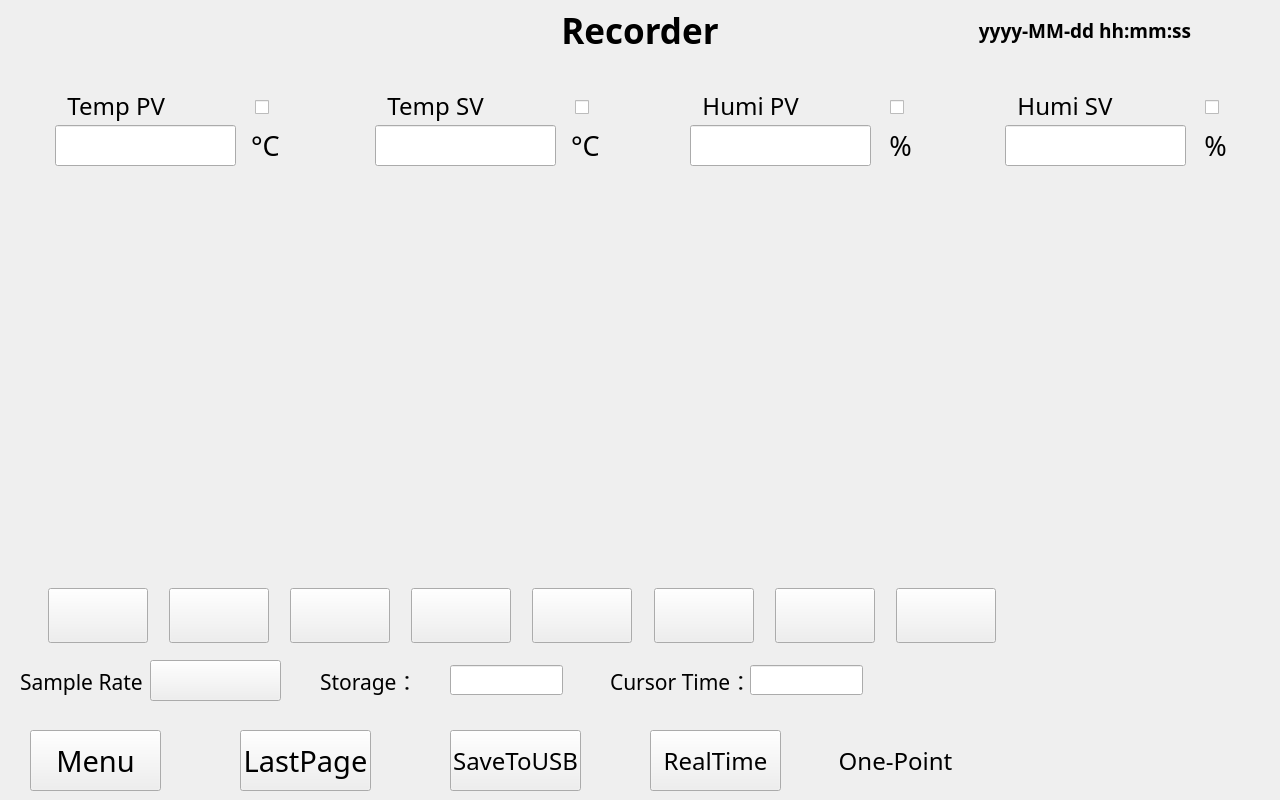
Qt form curve_monitoring.ui (qingdouke/TemakViews) before a commit.
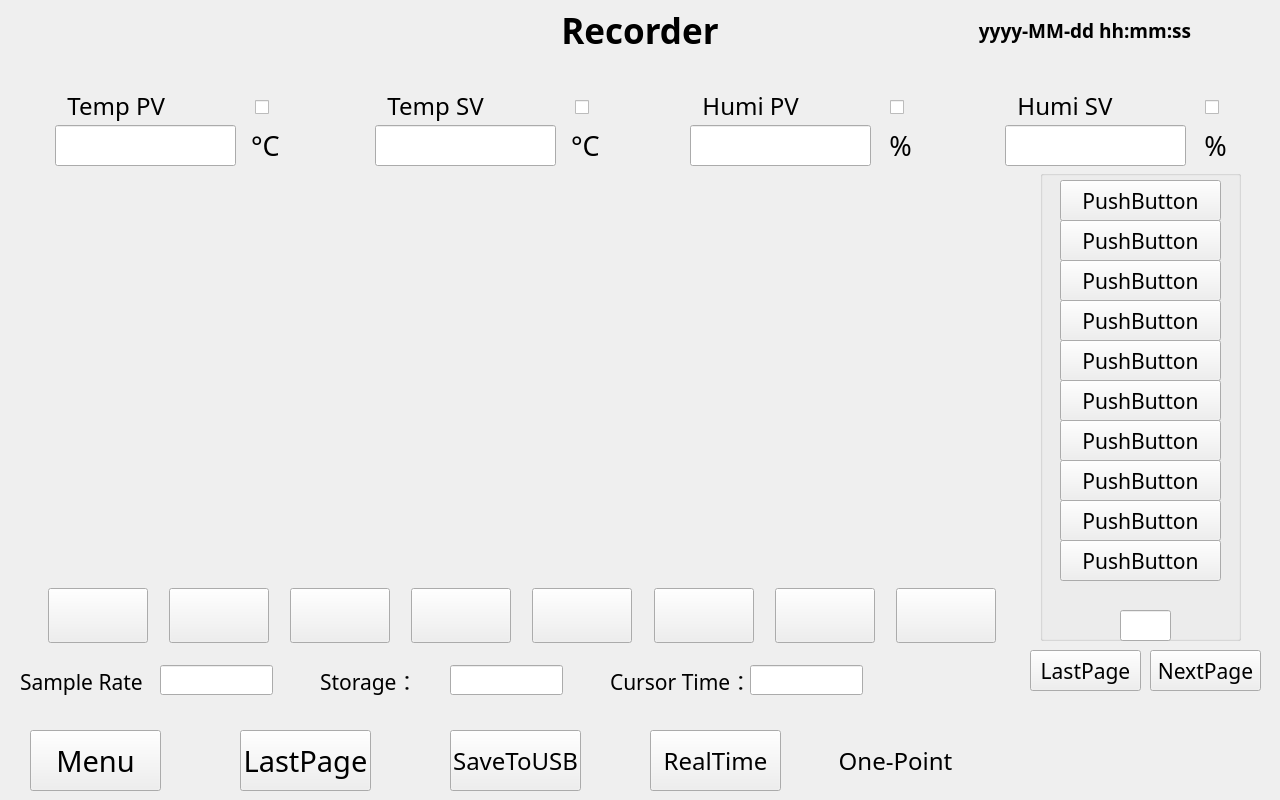
The same form after that commit. Custom widgets are drawn as their Qt base class.

Commit message: update  many page ui and widget,add many dislay and touch function for some page

Patch:
```diff
--- a/curve_monitoring.ui
+++ b/curve_monitoring.ui
@@ -605,6 +605,7 @@
     </property>
     <property name="font">
      <font>
+      <family>思源黑体</family>
       <pointsize>16</pointsize>
      </font>
     </property>
@@ -730,29 +731,273 @@
      <string/>
     </property>
    </widget>
-   <widget class="QPushButton" name="storage_frequency_pushButton">
-    <property name="geometry">
-     <rect>
-      <x>150</x>
-      <y>600</y>
-      <width>131</width>
-      <height>41</height>
-     </rect>
-    </property>
-    <property name="text">
-     <string/>
-    </property>
-   </widget>
    <widget class="QCustomPlot" name="CurveWidget" native="true">
     <property name="geometry">
      <rect>
       <x>30</x>
       <y>110</y>
-      <width>1221</width>
+      <width>981</width>
       <height>411</height>
      </rect>
     </property>
    </widget>
+   <widget class="QGroupBox" name="curve_list">
+    <property name="geometry">
+     <rect>
+      <x>1040</x>
+      <y>110</y>
+      <width>201</width>
+      <height>471</height>
+     </rect>
+    </property>
+    <property name="title">
+     <string/>
+    </property>
+    <widget class="QPushButton" name="curve_pbtn_1">
+     <property name="geometry">
+      <rect>
+       <x>20</x>
+       <y>10</y>
+       <width>161</width>
+       <height>41</height>
+      </rect>
+     </property>
+     <property name="font">
+      <font>
+       <family>思源黑体</family>
+       <pointsize>16</pointsize>
+      </font>
+     </property>
+     <property name="text">
+      <string>PushButton</string>
+     </property>
+    </widget>
+    <widget class="QPushButton" name="curve_pbtn_2">
+     <property name="geometry">
+      <rect>
+       <x>20</x>
+       <y>50</y>
+       <width>161</width>
+       <height>41</height>
+      </rect>
+     </property>
+     <property name="font">
+      <font>
+       <family>思源黑体</family>
+       <pointsize>16</pointsize>
+      </font>
+     </property>
+     <property name="text">
+      <string>PushButton</string>
+     </property>
+    </widget>
+    <widget class="QPushButton" name="curve_pbtn_3">
+     <property name="geometry">
+      <rect>
+       <x>20</x>
+       <y>90</y>
+       <width>161</width>
+       <height>41</height>
+      </rect>
+     </property>
+     <property name="font">
+      <font>
+       <family>思源黑体</family>
+       <pointsize>16</pointsize>
+      </font>
+     </property>
+     <property name="text">
+      <string>PushButton</string>
+     </property>
+    </widget>
+    <widget class="QPushButton" name="curve_pbtn_4">
+     <property name="geometry">
+      <rect>
+       <x>20</x>
+       <y>130</y>
+       <width>161</width>
+       <height>41</height>
+      </rect>
+     </property>
+     <property name="font">
+      <font>
+       <family>思源黑体</family>
+       <pointsize>16</pointsize>
+      </font>
+     </property>
+     <property name="text">
+      <string>PushButton</string>
+     </property>
+    </widget>
+    <widget class="QPushButton" name="curve_pbtn_5">
+     <property name="geometry">
+      <rect>
+       <x>20</x>
+       <y>170</y>
+       <width>161</width>
+       <height>41</height>
+      </rect>
+     </property>
+     <property name="font">
+      <font>
+       <family>思源黑体</family>
+       <pointsize>16</pointsize>
+      </font>
+     </property>
+     <property name="text">
+      <string>PushButton</string>
+     </property>
+    </widget>
+    <widget class="QPushButton" name="curve_pbtn_6">
+     <property name="geometry">
+      <rect>
+       <x>20</x>
+       <y>210</y>
+       <width>161</width>
+       <height>41</height>
+      </rect>
+     </property>
+     <property name="font">
+      <font>
+       <family>思源黑体</family>
+       <pointsize>16</pointsize>
+      </font>
+     </property>
+     <property name="text">
+      <string>PushButton</string>
+     </property>
+    </widget>
+    <widget class="QPushButton" name="curve_pbtn_7">
+     <property name="geometry">
+      <rect>
+       <x>20</x>
+       <y>250</y>
+       <width>161</width>
+       <height>41</height>
+      </rect>
+     </property>
+     <property name="font">
+      <font>
+       <family>思源黑体</family>
+       <pointsize>16</pointsize>
+      </font>
+     </property>
+     <property name="text">
+      <string>PushButton</string>
+     </property>
+    </widget>
+    <widget class="QPushButton" name="curve_pbtn_8">
+     <property name="geometry">
+      <rect>
+       <x>20</x>
+       <y>290</y>
+       <width>161</width>
+       <height>41</height>
+      </rect>
+     </property>
+     <property name="font">
+      <font>
+       <family>思源黑体</family>
+       <pointsize>16</pointsize>
+      </font>
+     </property>
+     <property name="text">
+      <string>PushButton</string>
+     </property>
+    </widget>
+    <widget class="QPushButton" name="curve_pbtn_9">
+     <property name="geometry">
+      <rect>
+       <x>20</x>
+       <y>330</y>
+       <width>161</width>
+       <height>41</height>
+      </rect>
+     </property>
+     <property name="font">
+      <font>
+       <family>思源黑体</family>
+       <pointsize>16</pointsize>
+      </font>
+     </property>
+     <property name="text">
+      <string>PushButton</string>
+     </property>
+    </widget>
+    <widget class="QPushButton" name="curve_pbtn_10">
+     <property name="geometry">
+      <rect>
+       <x>20</x>
+       <y>370</y>
+       <width>161</width>
+       <height>41</height>
+      </rect>
+     </property>
+     <property name="font">
+      <font>
+       <family>思源黑体</family>
+       <pointsize>16</pointsize>
+      </font>
+     </property>
+     <property name="text">
+      <string>PushButton</string>
+     </property>
+    </widget>
+    <widget class="QLineEdit" name="curve_list_page">
+     <property name="geometry">
+      <rect>
+       <x>80</x>
+       <y>440</y>
+       <width>51</width>
+       <height>31</height>
+      </rect>
+     </property>
+     <property name="font">
+      <font>
+       <family>思源黑体</family>
+       <pointsize>16</pointsize>
+      </font>
+     </property>
+    </widget>
+   </widget>
+   <widget class="QPushButton" name="curve_lastpage_pbtn">
+    <property name="geometry">
+     <rect>
+      <x>1030</x>
+      <y>590</y>
+      <width>111</width>
+      <height>41</height>
+     </rect>
+    </property>
+    <property name="font">
+     <font>
+      <family>思源黑体</family>
+      <pointsize>16</pointsize>
+     </font>
+    </property>
+    <property name="text">
+     <string>LastPage</string>
+    </property>
+   </widget>
+   <widget class="QPushButton" name="curve_nextpage_pbtn">
+    <property name="geometry">
+     <rect>
+      <x>1150</x>
+      <y>590</y>
+      <width>111</width>
+      <height>41</height>
+     </rect>
+    </property>
+    <property name="font">
+     <font>
+      <family>思源黑体</family>
+      <pointsize>16</pointsize>
+     </font>
+    </property>
+    <property name="text">
+     <string>NextPage</string>
+    </property>
+   </widget>
   </widget>
   <widget class="QWidget" name="Footer" native="true">
    <property name="geometry">
```
Left out of the diff: 14 changed lines with no effect on the pictures. The commit also changes 18 other files.
